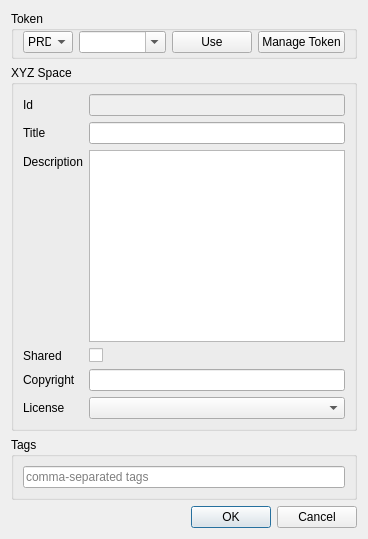
Before: the Qt Designer form XYZHubConnector/gui/ui/edit_space_dialog.ui in heremaps/xyz-qgis-plugin, drawn with Qt 5.
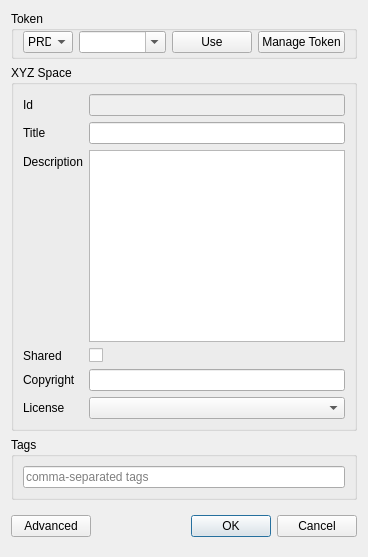
After: the same form once the commit is applied.

Patch:
```diff
--- a/XYZHubConnector/gui/ui/edit_space_dialog.ui
+++ b/XYZHubConnector/gui/ui/edit_space_dialog.ui
@@ -7,7 +7,7 @@
     <x>0</x>
     <y>0</y>
     <width>361</width>
-    <height>394</height>
+    <height>398</height>
    </rect>
   </property>
   <property name="sizePolicy">
@@ -255,6 +255,22 @@
     </widget>
    </item>
    <item>
+    <widget class="QWidget" name="widget" native="true">
+     <layout class="QHBoxLayout" name="horizontalLayout_3">
+      <property name="leftMargin">
+       <number>0</number>
+      </property>
+      <property name="rightMargin">
+       <number>0</number>
+      </property>
+      <item>
+       <widget class="QPushButton" name="btn_advanced">
+        <property name="text">
+         <string>Advanced</string>
+        </property>
+       </widget>
+      </item>
+      <item>
     <widget class="QDialogButtonBox" name="buttonBox">
      <property name="orientation">
       <enum>Qt::Horizontal</enum>
@@ -262,6 +278,9 @@
      <property name="standardButtons">
       <set>QDialogButtonBox::Cancel|QDialogButtonBox::Ok</set>
      </property>
+       </widget>
+      </item>
+     </layout>
     </widget>
    </item>
   </layout>
```
Lines whose indentation alone changed are shown as unchanged.
